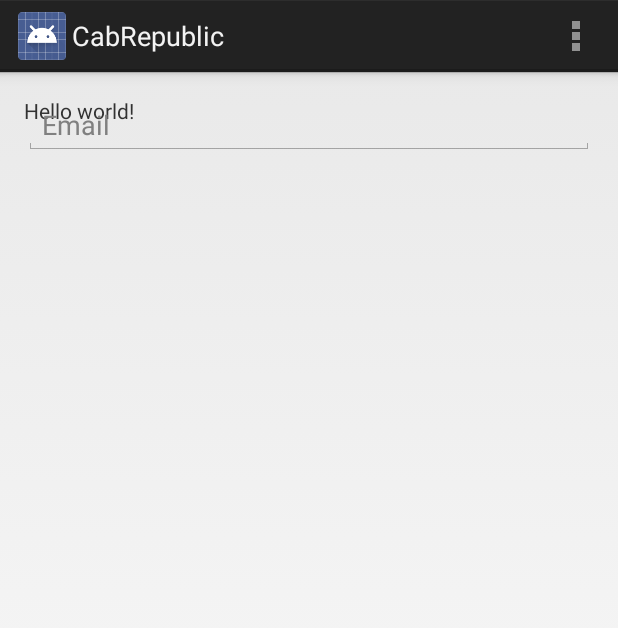
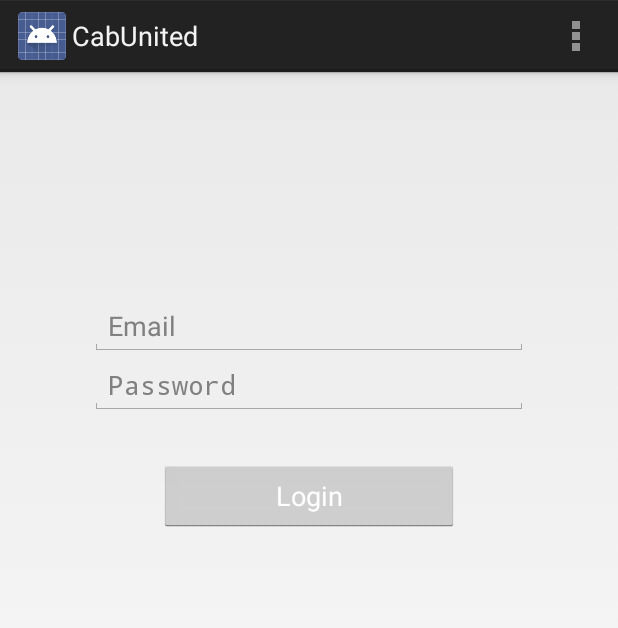
Before and after one commit to zhixing/cabrepublic_android, an Android app: the screen it shows after launch (LoginActivity), on a phone screen of 412 x 824 dp. Shown: the top 628 px of the screen. Run offline under Robolectric (Android 15) with nearby library versions, the phone set to English and light mode, and no system bars.

Commit message:
Added some logic for login

```diff
--- a/CabRepublic/app/src/main/java/sg/edu/nus/cabrepublic/LoginActivity.java
+++ b/CabRepublic/app/src/main/java/sg/edu/nus/cabrepublic/LoginActivity.java
@@ -1,9 +1,12 @@
 package sg.edu.nus.cabrepublic;
 
 import android.app.Activity;
+import android.app.AlertDialog;
 import android.os.Bundle;
 import android.view.Menu;
 import android.view.MenuItem;
+import android.view.View;
+import android.widget.*;
 
 
 public class LoginActivity extends Activity {
@@ -33,4 +36,54 @@ public class LoginActivity extends Activity {
         }
         return super.onOptionsItemSelected(item);
     }
+
+    public void onSignUpButtonClicked(View view){
+        EditText userEmail = (EditText) findViewById(R.id.email_address);
+        EditText userPassword = (EditText) findViewById(R.id.password);
+
+        if (!android.util.Patterns.EMAIL_ADDRESS.matcher(userEmail.getText()).matches()) {
+            showSignUpErrorMessage("Have you input the email correctly?");
+        } else if (userEmail.getText().toString().equals("")) {
+            showSignUpErrorMessage("Please input an email.");
+        } else if (userPassword.getText().toString().equals("")) {
+            showSignUpErrorMessage("Please input a password.");
+        } else {
+            /*
+            Handler signupHandler = new Handler() {
+                @Override
+                public void handleMessage(Message userMsg) {
+                    stopLoadingAnimation();
+                    if (userMsg.what == 0) {
+                        DataManager.getInstance().persistData(SignupActivity.this);
+                        Intent intent = new Intent(SignupActivity.this, GenreActivity.class);
+                        intent.putExtra("ENTRANCE", 1);
+                        intent.putExtra("NEW_USER", true);
+                        ViewHelper.getInstance().toastMessage(SignupActivity.this, R.string.signup_success_message);
+                        startActivity(intent);
+                    } else {
+                        ViewHelper.getInstance().handleRequestFailure(SignupActivity.this, userMsg.what, (String) userMsg.obj);
+                    }
+
+                }
+            };
+            startLoadingAnimation();
+            if (mode == MODE_NORMAL) {
+                DataManager.getInstance().signupWithCompletion(new UserSignupInfo(userEmail.getText().toString(), userPassword.getText().toString(), username.getText().toString(), "", "-1", "", gender, DEFAULT_BIRTHDAY), signupHandler);
+            } else if (mode == MODE_RENREN) {
+                DataManager.getInstance().signupWithCompletion(new UserSignupInfo(userEmail.getText().toString(), userPassword.getText().toString(), username.getText().toString(), "renren", uid, avatar, gender, DEFAULT_BIRTHDAY), signupHandler);
+            } else if (mode == MODE_WEIBO) {
+                DataManager.getInstance().signupWithCompletion(new UserSignupInfo(userEmail.getText().toString(), userPassword.getText().toString(), username.getText().toString(), "weibo", uid, avatar, gender, DEFAULT_BIRTHDAY), signupHandler);
+            } else if (mode == MODE_QQ) {
+                DataManager.getInstance().signupWithCompletion(new UserSignupInfo(userEmail.getText().toString(), userPassword.getText().toString(), username.getText().toString(), "qq_connect", uid, avatar, gender, DEFAULT_BIRTHDAY), signupHandler);
+            }
+            */
+
+        }
+    }
+
+    public void showSignUpErrorMessage(String message) {
+        new AlertDialog.Builder(this).setIcon(android.R.drawable.ic_dialog_alert).setTitle("SignUpFail")
+                .setMessage(message)
+                .setPositiveButton("Ok", null).show();
+    }
 }
--- a/CabRepublic/app/src/main/res/layout/activity_login.xml
+++ b/CabRepublic/app/src/main/res/layout/activity_login.xml
@@ -2,22 +2,37 @@
     xmlns:tools="http://schemas.android.com/tools"
     android:layout_width="match_parent"
     android:layout_height="match_parent"
-    android:paddingLeft="@dimen/activity_horizontal_margin"
-    android:paddingRight="@dimen/activity_horizontal_margin"
-    android:paddingTop="@dimen/activity_vertical_margin"
-    android:paddingBottom="@dimen/activity_vertical_margin"
+    android:paddingBottom="16dp"
+    android:paddingLeft="60dp"
+    android:paddingRight="60dp"
+    android:paddingTop="150dp"
     tools:context=".LoginActivity">
-
-    <TextView
-        android:text="@string/hello_world"
-        android:layout_width="wrap_content"
-        android:layout_height="wrap_content" />
 
     <EditText
         android:id="@+id/email_address"
         android:layout_width="fill_parent"
         android:layout_height="wrap_content"
-        android:hint="@string/email_hint"
-        android:inputType="textEmailAddress" />
+        android:hint="Email"
+        android:inputType="textEmailAddress"/>
+
+    <EditText
+        android:id="@+id/password"
+        android:layout_width="fill_parent"
+        android:layout_height="wrap_content"
+        android:layout_alignParentLeft="true"
+        android:layout_below="@+id/email_address"
+        android:hint="Password"
+        android:inputType="textPassword"/>
+
+    <Button
+        android:id="@+id/submit"
+        android:layout_width="200dp"
+        android:layout_height="wrap_content"
+        android:layout_below="@+id/password"
+        android:layout_centerHorizontal="true"
+        android:layout_marginTop="30dp"
+        android:onClick="onSignUpButtonClicked"
+        android:text="Login"
+        android:textColor="#FFFFFF" />
 
 </RelativeLayout>
--- a/CabRepublic/app/src/main/res/values/dimens.xml
+++ b/CabRepublic/app/src/main/res/values/dimens.xml
@@ -1,5 +1,6 @@
 <resources>
     <!-- Default screen margins, per the Android Design guidelines. -->
-    <dimen name="activity_horizontal_margin">16dp</dimen>
-    <dimen name="activity_vertical_margin">16dp</dimen>
+    <dimen name="activity_horizontal_margin">160dp</dimen>
+    <dimen name="activity_vertical_margin">160dp</dimen>
+    <dimen name="navigation_drawer_width">240dp</dimen>
 </resources>
--- a/CabRepublic/app/src/main/res/values/strings.xml
+++ b/CabRepublic/app/src/main/res/values/strings.xml
@@ -1,10 +1,7 @@
 <?xml version="1.0" encoding="utf-8"?>
 <resources>
 
-    <string name="app_name">CabRepublic</string>
-    <string name="hello_world">Hello world!</string>
+    <string name="app_name">CabUnited</string>
     <string name="action_settings">Settings</string>
-    <string name="email_hint">Email</string>
-
 
 </resources>
```
Also changed, not shown: CabRepublic/app/src/main/java/sg/edu/nus/cabrepublic/models/CRBaseModel.java (added, +50 -0 lines), CabRepublic/app/src/main/java/sg/edu/nus/cabrepublic/models/User.java (added, +43 -0 lines), CabRepublic/app/src/main/java/sg/edu/nus/cabrepublic/models/UserResponse.java (added, +12 -0 lines), CabRepublic/app/src/main/java/sg/edu/nus/cabrepublic/utilities/CRDataManager.java (added, +54 -0 lines), CabRepublic/app/src/main/java/sg/edu/nus/cabrepublic/utilities/CRService.java (added, +8 -0 lines), CabRepublic/app/src/main/java/sg/edu/nus/cabrepublic/utilities/UserCredential.java (added, +14 -0 lines).
